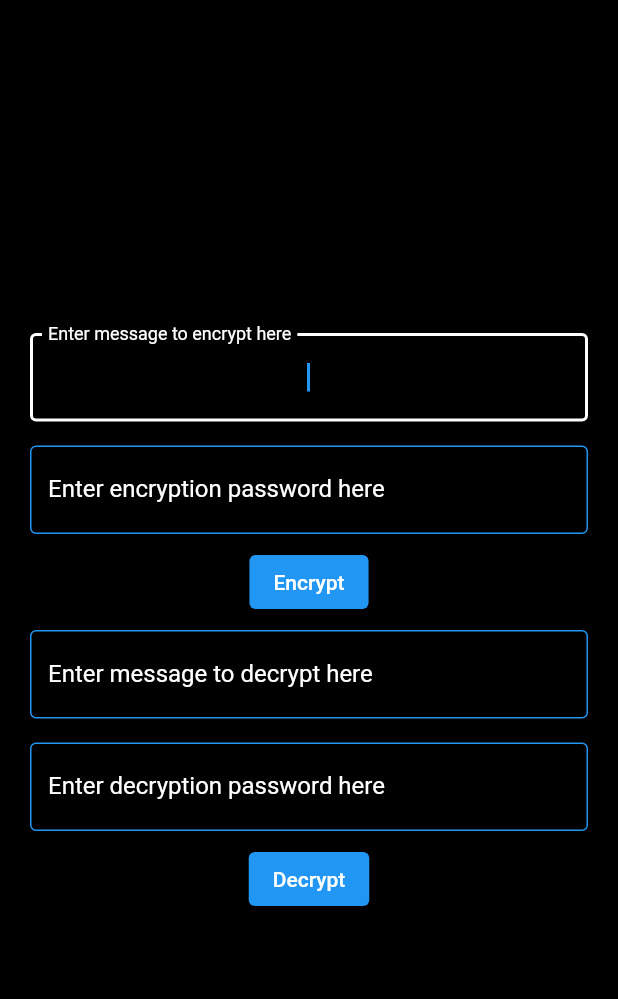
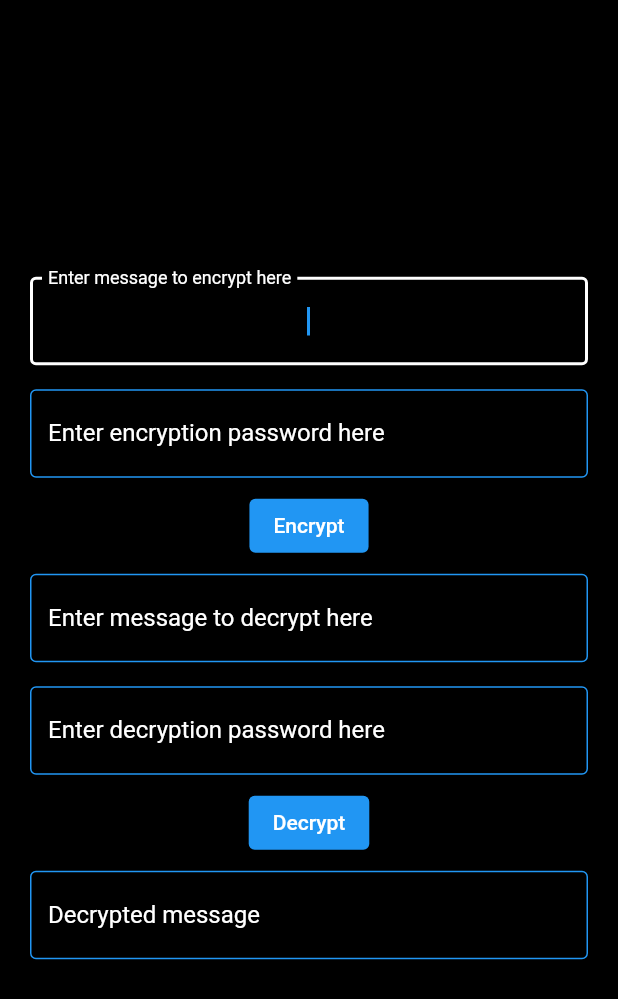
Before and after one commit to JancoSOUS/Encrypt, a Flutter app: the screen it shows after launch, on a phone screen of 412 x 824 dp. Shown: the top 999 px of the screen. Run offline on Flutter 3.47's test engine with Material 2 defaults, Android fonts, the phone set to English and light mode, and no system bars; missing offline and left inert: encrypt.

Commit message:
Added TextField for decrypted message

```diff
--- a/lib/Pages/main_app.dart
+++ b/lib/Pages/main_app.dart
@@ -2,6 +2,8 @@ import 'package:flutter/material.dart';
 import 'package:encryption/Service/encryption.dart';
 import 'package:encryption/widgets/snackbar.dart';
 import 'package:encryption/widgets/text_field.dart';
+
+String decrypted = "";
 
 class MainApp extends StatefulWidget {
   const MainApp({Key? key}) : super(key: key);
@@ -15,6 +17,7 @@ class _MainAppState extends State<MainApp> {
   TextEditingController controllerPasswordEncrypt = TextEditingController();
   TextEditingController controllerMessageDecrypt = TextEditingController();
   TextEditingController controllerPasswordDecrypt = TextEditingController();
+  TextEditingController controllerPasswordDecrypted = TextEditingController();
   final messangerKey = GlobalKey<ScaffoldMessengerState>();
 
   @override
@@ -56,13 +59,19 @@ class _MainAppState extends State<MainApp> {
               ),
               ElevatedButton(
                 onPressed: () {
-                  showSnackBar(
-                      messangerKey,
-                      Encryption().decrypt64(controllerMessageDecrypt.text,
-                          controllerPasswordDecrypt.text));
+                  decrypted = Encryption().decrypt64(
+                      controllerMessageDecrypt.text,
+                      controllerPasswordDecrypt.text);
+                  showSnackBar(messangerKey, decrypted);
+                  setState(() {
+                    controllerPasswordDecrypted.text = decrypted;
+                  });
                 },
                 child: const Text("Decrypt"),
               ),
+              MyTextField(
+                  controller: controllerPasswordDecrypted,
+                  labelText: "Decrypted message"),
             ],
           ),
         ),
```
